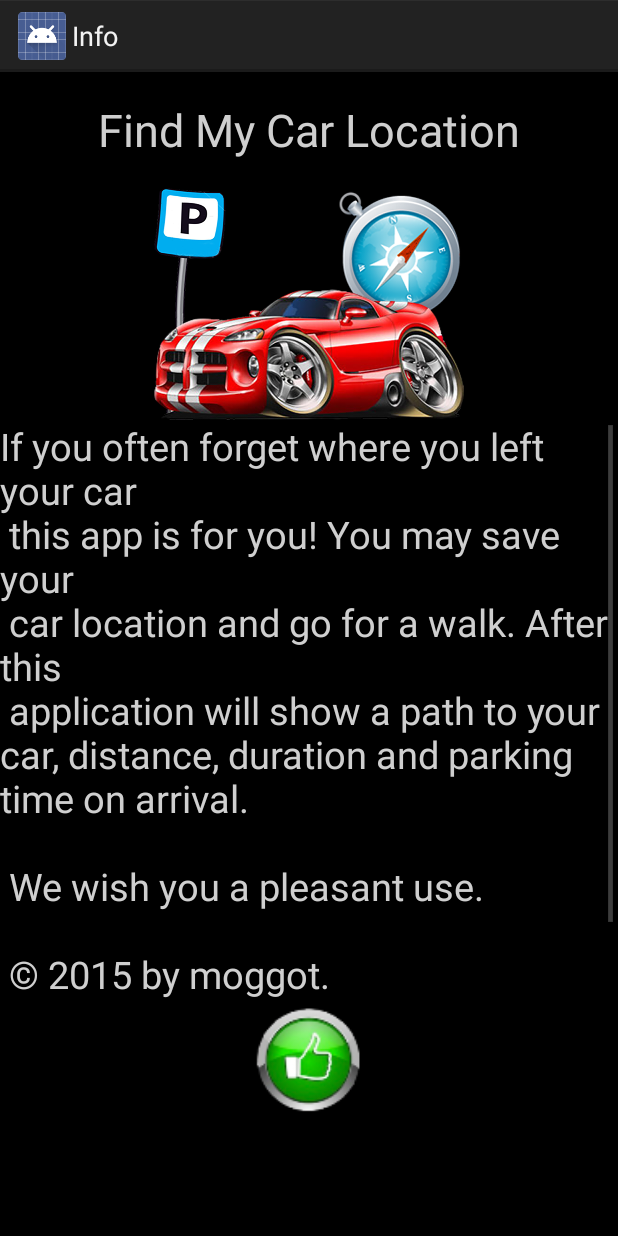
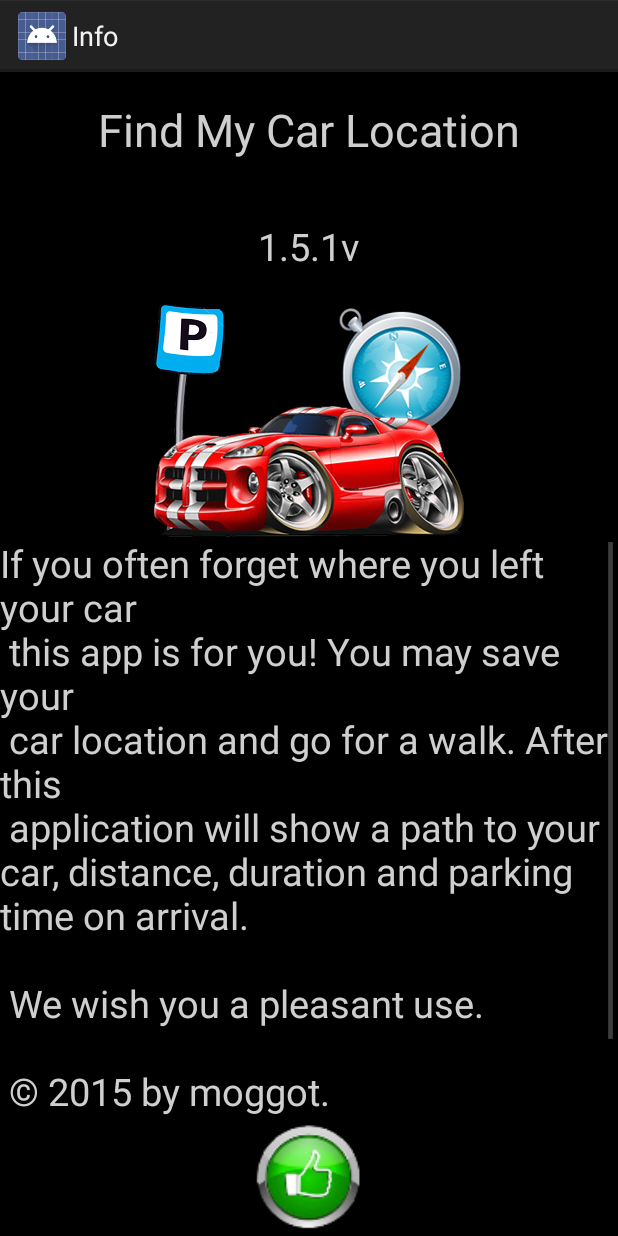
Before and after one commit to 9tilov/find-car, an Android app: the screen it shows after launch (ScreenInfo), in the options menu, after a tap on "Info", on a phone screen of 412 x 824 dp. Run offline under Robolectric (Android 15) with nearby library versions, the light colour scheme and no system bars; our stand-ins replace AdMob; 5 statements that could not run were skipped.

```diff
--- a/app/build.gradle
+++ b/app/build.gradle
@@ -23,6 +23,7 @@ android {
         release {
             minifyEnabled false
             proguardFiles getDefaultProguardFile('proguard-android.txt'), 'proguard-rules.pro'
+            debuggable true
         }
     }
     sourceSets {
--- a/app/src/main/AndroidManifest.xml
+++ b/app/src/main/AndroidManifest.xml
@@ -8,12 +8,14 @@
     <uses-permission android:name="com.google.android.providers.gsf.permission.READ_GSERVICES" />
 
     <uses-permission android:name="android.permission.ACCESS_WIFI_STATE" />
+    <uses-permission android:name="android.permission.CHANGE_WIFI_STATE"/>
     <!--
  The ACCESS_COARSE/FINE_LOCATION permissions are not required to use
          Google Maps Android API v2, but are recommended.
     -->
     <uses-permission android:name="android.permission.ACCESS_COARSE_LOCATION" />
     <uses-permission android:name="android.permission.ACCESS_FINE_LOCATION" />
+
     <uses-permission android:name="com.samsung.android.providers.context.permission.WRITE_USE_APP_FEATURE_SURVEY" />
 
     <uses-feature
@@ -30,10 +32,6 @@
         <meta-data
             android:name="com.google.android.gms.version"
             android:value="@integer/google_play_services_version" />
-        <!--<meta-data-->
-            <!--android:name="com.google.android.maps.v2.API_KEY"-->
-            <!--android:value="@string/google_maps_key" />-->
-
         <meta-data
             android:name="com.google.android.geo.API_KEY"
             android:value="AIzaSyANhCJJU7wNvPPxzsaIBjhsnzuvKFRTraY"/>
--- a/app/src/main/java/com/moggot/findmycarlocation/NetworkManager.java
+++ b/app/src/main/java/com/moggot/findmycarlocation/NetworkManager.java
@@ -256,6 +256,4 @@ public class NetworkManager implements
         // onConnectionFailed.
         Log.i(LOG_TAG, "Connection failed: ConnectionResult.getErrorCode() = " + result.getErrorCode());
     }
-
-
 }
--- a/app/src/main/java/com/moggot/findmycarlocation/ScreenMap.java
+++ b/app/src/main/java/com/moggot/findmycarlocation/ScreenMap.java
@@ -511,6 +511,7 @@ public class ScreenMap extends TrackedActivity {
                         nwM.startLocationUpdates();
                         setUpMap();
                         break;
+
                     case Activity.RESULT_CANCELED:
                         showLocationSettings = false;
                         nwM.startLocationUpdates();
@@ -518,6 +519,8 @@ public class ScreenMap extends TrackedActivity {
                         Log.i(LOG_TAG, "User chose not to make required location settings changes.");
                         break;
                 }
+            case SharedPreference.ACTIVITY_RESULT_CODE.LOCATION_SETTINGS:
+                setUpMap();
                 break;
         }
 
--- a/app/src/main/res/layout/screen_info.xml
+++ b/app/src/main/res/layout/screen_info.xml
@@ -21,6 +21,24 @@
             android:textAppearance="?android:attr/textAppearanceLarge"
             android:textColor="#CFCFCF"
             android:textSize="@dimen/text_size_title_screen" />
+    </RelativeLayout>
+
+    <RelativeLayout
+        android:layout_width="fill_parent"
+        android:layout_height="0dip"
+        android:layout_weight="1"
+        android:gravity="center"
+        android:orientation="horizontal" >
+
+        <TextView
+            android:id="@+id/textViewVersion"
+            android:layout_width="wrap_content"
+            android:layout_height="wrap_content"
+            android:layout_gravity="center"
+            android:text="@string/version"
+            android:textAppearance="?android:attr/textAppearanceLarge"
+            android:textColor="#CFCFCF"
+            android:textSize="@dimen/text_size_title" />
     </RelativeLayout>
 
     <RelativeLayout
@@ -74,12 +92,4 @@
             android:src="@mipmap/like" />
     </RelativeLayout>
 
-    <RelativeLayout
-        android:layout_width="fill_parent"
-        android:layout_height="0dip"
-        android:layout_weight="1"
-        android:gravity="bottom"
-        android:orientation="horizontal">
-    </RelativeLayout>
-
 </LinearLayout>
--- a/app/src/main/res/values/strings.xml
+++ b/app/src/main/res/values/strings.xml
@@ -4,14 +4,14 @@
     <string name="banner_ad_unit_id_map_interstitial">ca-app-pub-1475613019168586/8300532952</string>
 
     <string name="app_name">Find My Car Location</string>
+    <string name="version">1.5.1v</string>
     <string name="action_settings">Settings</string>
     <string name="save_car_location_success">Car location has been saved</string>
-    <string name="no_internet">No Internet connection</string>
-    <string name="turn_on_wifi">Turn on Wi-Fi</string>
+    <string name="no_location">location cannot be retrieved</string>
     <string name="no_points">No points</string>
     <string name="car_found">Car is here!</string>
-    <string name="find_your_car">You should find your car.</string>
-    <string name="you_should_save_car_location">You should save car location.</string>
+    <string name="find_your_car">You should find your car</string>
+    <string name="you_should_save_car_location">You should park your car</string>
     <string name="distance">Distance: </string>
     <string name="duration">Duration: </string>
     <string name="screen_info">Info</string>
--- a/app/src/main/res/xml/widget_metadata.xml
+++ b/app/src/main/res/xml/widget_metadata.xml
@@ -6,4 +6,5 @@
     android:minWidth="40dp"
     android:previewImage="@mipmap/logo4"
     android:resizeMode="horizontal|vertical"
-    android:updatePeriodMillis="0"></appwidget-provider>
+    android:updatePeriodMillis="0"
+    android:widgetCategory="keyguard|home_screen"/>
```
Also changed, not shown: app/src/main/java/com/moggot/findmycarlocation/MainActivity.java (+13 -4 lines), 3 other files.
